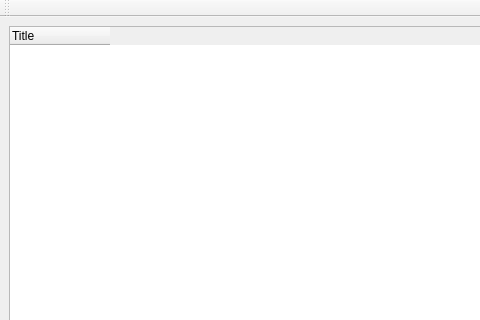
Old version of the form ui/TailoringWindow.ui in the repository OpenSCAP/scap-workbench; both pictures show x 0 to 480 and y 0 to 320 of the 1000 by 727 pixel window.
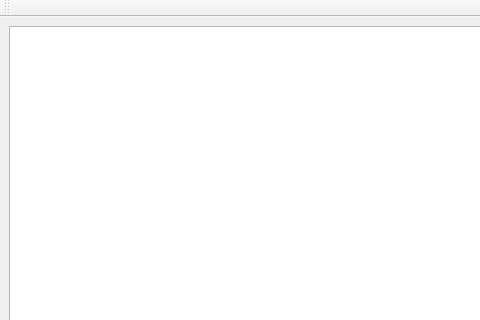
New version of the form.

Commit message: Hide tree header in tailoring window, make dock widgets wider

Diff of the .ui file:
```diff
--- a/ui/TailoringWindow.ui
+++ b/ui/TailoringWindow.ui
@@ -29,6 +29,9 @@
       <property name="uniformRowHeights">
        <bool>true</bool>
       </property>
+      <attribute name="headerVisible">
+       <bool>false</bool>
+      </attribute>
       <attribute name="headerDefaultSectionSize">
        <number>150</number>
       </attribute>
```
The commit also changes 2 other files.
